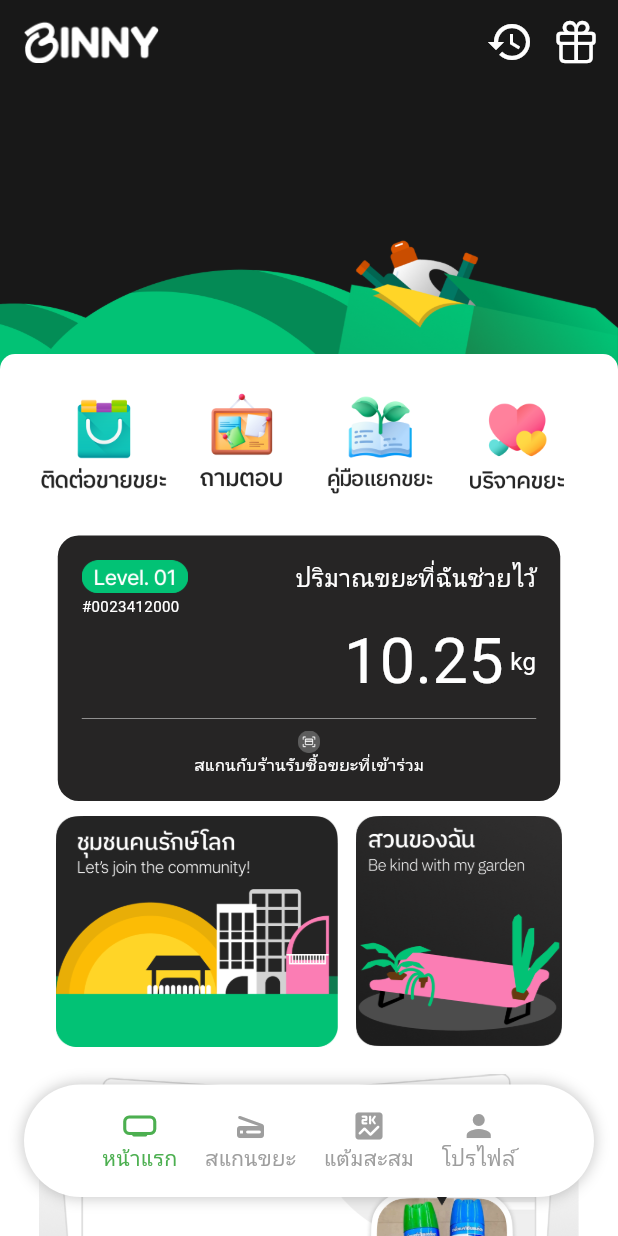
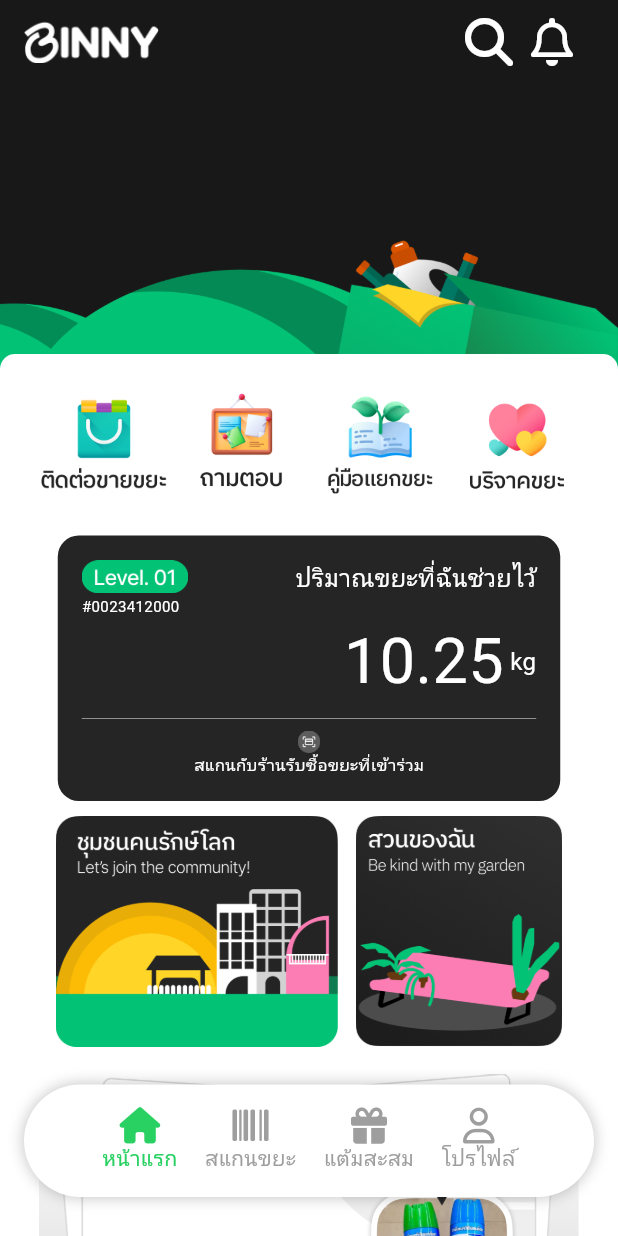
Before and after one commit to wtboom/flutter-cmm322, a Flutter app: the screen it shows after launch, on a phone screen of 412 x 824 dp. Run offline on Flutter 3.47's test engine with Material 3 defaults, Android fonts, the phone set to English and light mode, and no system bars; our stand-ins replace font_awesome_flutter, google_fonts, sliding_up_panel.

Commit message:
reponsive icon

```diff
--- a/lib/pages/homepage.dart
+++ b/lib/pages/homepage.dart
@@ -1,5 +1,4 @@
 import 'dart:async';
-
 import 'package:binny_application/pages/comment.dart';
 import 'package:binny_application/pages/donationpage.dart';
 import 'package:binny_application/pages/howto.dart';
--- a/lib/widgets/appbar.dart
+++ b/lib/widgets/appbar.dart
@@ -1,5 +1,6 @@
 import 'package:flutter/material.dart';
 import 'package:flutter/cupertino.dart';
+import 'package:font_awesome_flutter/font_awesome_flutter.dart';
 
 class MyAppBar extends StatelessWidget implements PreferredSizeWidget {
   final int currentPageIndex;
@@ -49,18 +50,30 @@ class MyAppBar extends StatelessWidget implements PreferredSizeWidget {
         ),
       ),
       actions: <Widget>[
+        currentPageIndex != 3
+            ? Padding(
+                padding: EdgeInsets.only(right: 12),
+                child: FaIcon(
+                    currentPageIndex != 0
+                        ? FontAwesomeIcons.clockRotateLeft
+                        : FontAwesomeIcons.magnifyingGlass,
+                    size: 32,
+                    color: currentPageIndex == 0
+                        ? Colors.white
+                        : Color(0xFF242424)),
+              )
+            : SizedBox(),
         Padding(
-          padding: EdgeInsets.symmetric(horizontal: 0),
-          child: Icon(Icons.history,
+          padding: EdgeInsets.only(right: 30),
+          child: FaIcon(
+              currentPageIndex == 3
+                  ? FontAwesomeIcons.gear
+                  : (currentPageIndex != 0
+                      ? FontAwesomeIcons.gift
+                      : FontAwesomeIcons.bell),
               size: 32,
               color: currentPageIndex == 0 ? Colors.white : Color(0xFF242424)),
-        ),
-        Padding(
-          padding: EdgeInsets.symmetric(horizontal: 12),
-          child: Icon(CupertinoIcons.gift,
-              size: 32,
-              color: currentPageIndex == 0 ? Colors.white : Color(0xFF242424)),
-        ),
+        )
       ],
     );
   }
--- a/lib/widgets/bottomnavbar.dart
+++ b/lib/widgets/bottomnavbar.dart
@@ -1,23 +1,24 @@
 import 'package:flutter/cupertino.dart';
 import 'package:flutter/material.dart';
+import 'package:font_awesome_flutter/font_awesome_flutter.dart';
 import 'package:flutter/widgets.dart';
 
 var myIcon = [
   {
     'title': 'หน้าแรก',
-    'icon': Icons.home_max_rounded,
+    'icon': FontAwesomeIcons.house,
   },
   {
     'title': 'สแกนขยะ',
-    'icon': Icons.scanner_rounded,
+    'icon': FontAwesomeIcons.barcode,
   },
   {
     'title': 'แต้มสะสม',
-    'icon': Icons.score_rounded,
+    'icon': FontAwesomeIcons.gift,
   },
   {
     'title': 'โปรไฟล์',
-    'icon': Icons.person,
+    'icon': FontAwesomeIcons.user,
   },
 ];
 
@@ -70,17 +71,17 @@ class _myBottomNavbarState extends State<myBottomNavbar> {
             child: Column(
               mainAxisSize: MainAxisSize.min,
               children: [
-                Icon(
+                FaIcon(
                   icon,
                   color: widget.selectedIndex == index
-                      ? Colors.green
+                      ? Color(0xFF29D062)
                       : Colors.grey, // Change icon color based on selection
                 ),
                 Text(
                   title,
                   style: TextStyle(
                     color: widget.selectedIndex == index
-                        ? Colors.green
+                        ? Color(0xFF29D062)
                         : Colors.grey,
                   ),
                 ),
--- a/pubspec.yaml
+++ b/pubspec.yaml
@@ -11,6 +11,7 @@ dependencies:
   cupertino_icons: ^1.0.8
   flutter:
     sdk: flutter
+  font_awesome_flutter: ^10.7.0
   google_fonts: ^6.2.1
   sliding_up_panel: ^2.0.0+1
 
```
Also changed, not shown: pubspec.lock.
